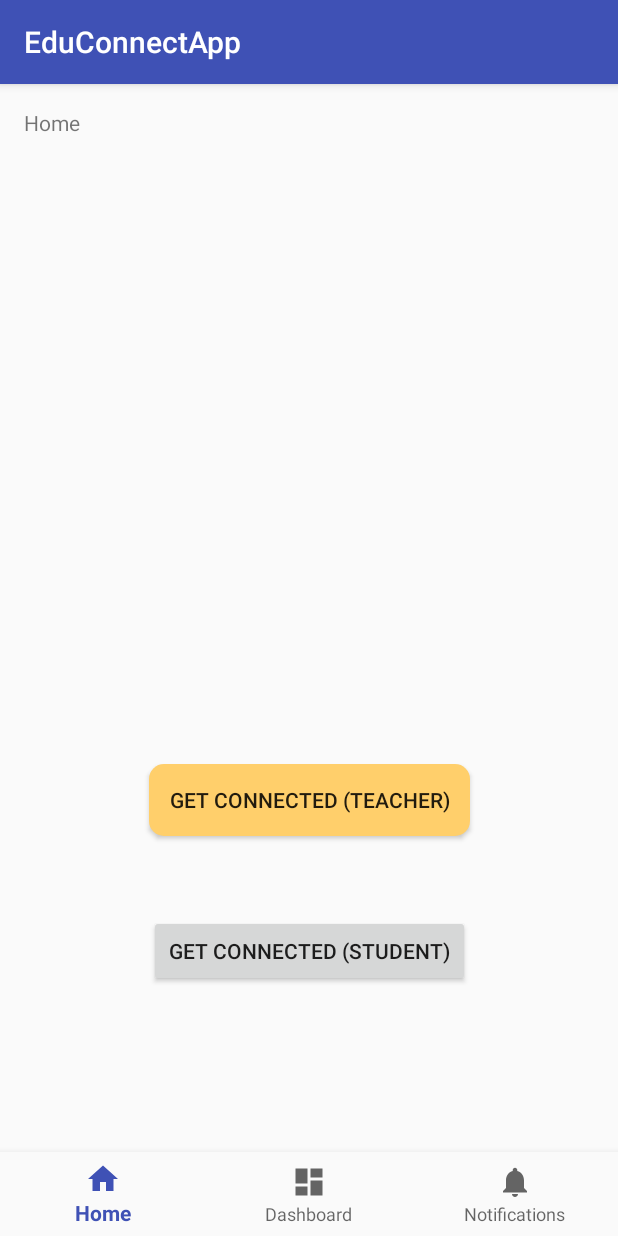
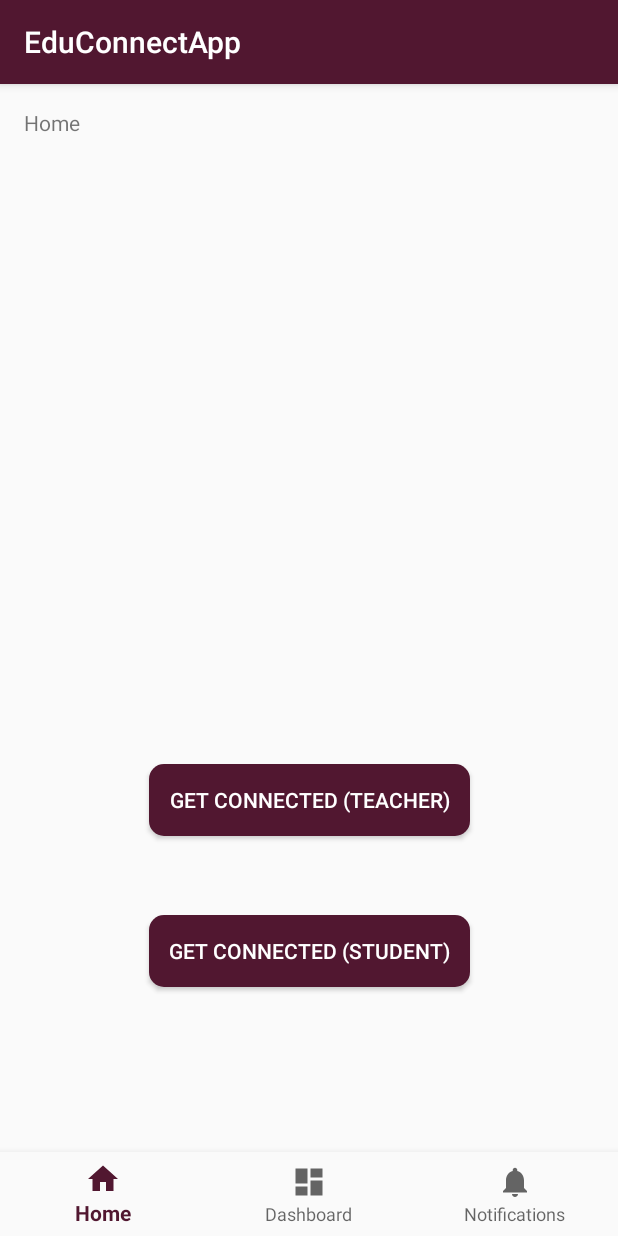
Before and after one commit to educonnect-194h/EduConnect, an Android app: the screen it shows after launch (MainActivity), on a phone screen of 412 x 824 dp. Run offline under Robolectric (Android 15) with nearby library versions, the phone set to English and light mode, and no system bars.

Commit message:
Theme colors

```diff
--- a/EduConnectApp/app/src/main/java/edu/stanford/cs147/educonnectapp/MainActivity.java
+++ b/EduConnectApp/app/src/main/java/edu/stanford/cs147/educonnectapp/MainActivity.java
@@ -34,7 +34,7 @@ public class MainActivity extends AppCompatActivity {
     @Override
     protected void onCreate(Bundle savedInstanceState) {
         super.onCreate(savedInstanceState);
-        setContentView(R.layout.activity_main);
+        setContentView(R.layout.activity_login);
 
         mTextMessage = (TextView) findViewById(R.id.message);
         BottomNavigationView navigation = (BottomNavigationView) findViewById(R.id.navigation);
--- a/EduConnectApp/app/src/main/res/drawable/layer_list.xml
+++ b/EduConnectApp/app/src/main/res/drawable/layer_list.xml
@@ -7,7 +7,7 @@
     <item android:width="295dp" android:height="47dp">
         <shape android:shape="rectangle">
             <corners android:radius="10dp" />
-            <solid android:color="#ffffcf6b" />
+            <solid android:color="#511730" />
         </shape>
     </item>
 </selector>
--- a/EduConnectApp/app/src/main/res/layout/activity_main.xml
+++ b/EduConnectApp/app/src/main/res/layout/activity_login.xml
@@ -46,7 +46,8 @@
         app:layout_constraintStart_toStartOf="parent"
         app:layout_constraintTop_toTopOf="parent"
         app:layout_constraintVertical_bias="0.687"
-        android:background="@drawable/layer_list"/>
+        android:background="@drawable/layer_list"
+        style="@style/get_connected"/>
 
     <Button
         android:id="@+id/loginButtonStudent"
@@ -61,6 +62,8 @@
         app:layout_constraintEnd_toEndOf="parent"
         app:layout_constraintStart_toStartOf="parent"
         app:layout_constraintTop_toTopOf="parent"
-        app:layout_constraintVertical_bias="0.843" />
+        app:layout_constraintVertical_bias="0.843"
+        android:background="@drawable/layer_list"
+        style="@style/get_connected"/>
 
 </android.support.constraint.ConstraintLayout>
--- a/EduConnectApp/app/src/main/res/values/styles.xml
+++ b/EduConnectApp/app/src/main/res/values/styles.xml
@@ -3,17 +3,14 @@
     <!-- Base application theme. -->
     <style name="AppTheme" parent="Theme.AppCompat.Light.DarkActionBar">
         <!-- Customize your theme here. -->
-        <item name="colorPrimary">@color/colorPrimary</item>
-        <item name="colorPrimaryDark">@color/colorPrimaryDark</item>
-        <item name="colorAccent">@color/colorAccent</item>
+        <item name="colorPrimary">#511730</item>
+        <item name="colorPrimaryDark">#320A28</item>
+        <item name="colorAccent">#D8D8D8</item>
     </style>
 
-    <!-- Text style for "get_connec" -->
-    <!-- Add this snippet to styles.xml. -->
-    <style name="get_connec">
+    <!-- Text style for "get_connected" -->
+    <style name="get_connected">
         <item name="android:textColor">#ffffffff</item>
-        <item name="android:textSize">18sp</item>
-        <item name="android:text">Get Connected! (teacher)</item>
     </style>
 
 </resources>
```
